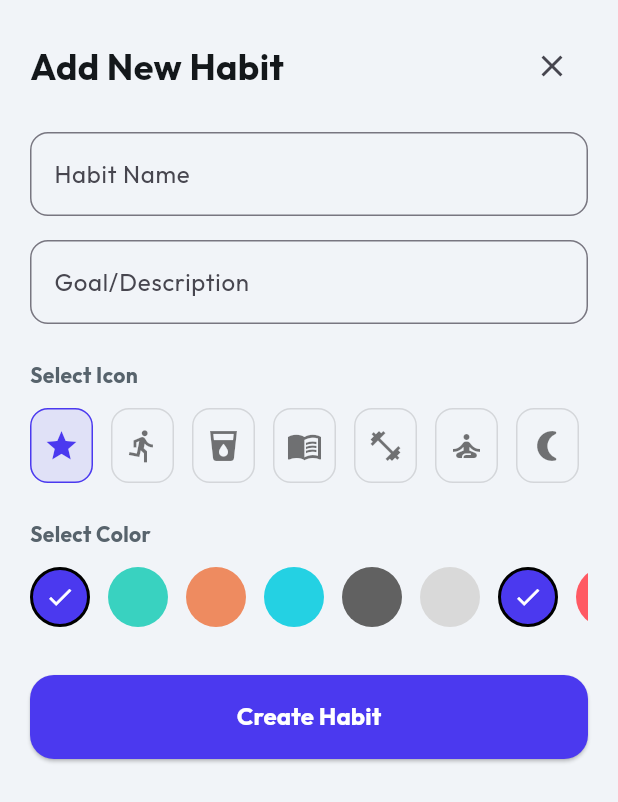
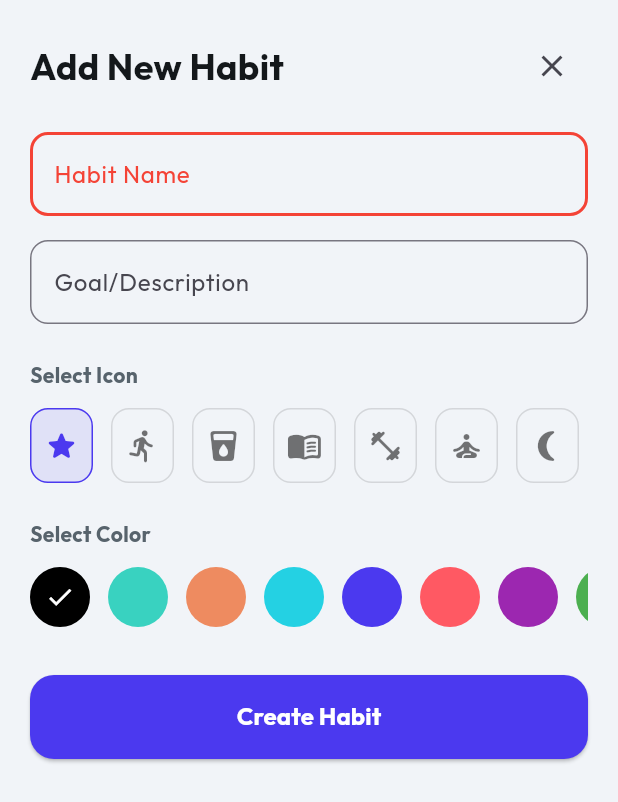
Before and after one commit to SurajChaurasia84/Level-Up, a Flutter app: the AddHabitModal widget shown alone on an empty page, opened directly, after a tap on "Create Habit", on a phone screen of 412 x 824 dp. Shown: the top 802 px of the screen. Run offline on Flutter 3.47's test engine with Material 3 defaults, Android fonts, the phone set to English and light mode, and no system bars; our stand-ins replace google_fonts, image_cropper, image_picker, shared_preferences; accounts and stored records are empty.

Commit message:
feat: improve Add Habit modal UI and functionality

```diff
--- a/lib/widgets/add_habit_modal.dart
+++ b/lib/widgets/add_habit_modal.dart
@@ -2,6 +2,7 @@ import 'package:flutter/material.dart';
 import 'package:provider/provider.dart';
 import '../providers/habit_provider.dart';
 import '../theme/app_theme.dart';
+import 'dart:math';
 
 class AddHabitModal extends StatefulWidget {
   const AddHabitModal({super.key});
@@ -10,11 +11,41 @@ class AddHabitModal extends StatefulWidget {
   State<AddHabitModal> createState() => _AddHabitModalState();
 }
 
-class _AddHabitModalState extends State<AddHabitModal> {
+class _AddHabitModalState extends State<AddHabitModal> with SingleTickerProviderStateMixin {
   final _nameController = TextEditingController();
   final _descController = TextEditingController();
   String _selectedIcon = 'star';
-  Color _selectedColor = AppTheme.primaryColor;
+  Color _selectedColor = Colors.black;
+  bool _hasError = false;
+
+  late AnimationController _shakeController;
+  late Animation<double> _shakeAnimation;
+
+  @override
+  void initState() {
+    super.initState();
+    _shakeController = AnimationController(
+      duration: const Duration(milliseconds: 300),
+      vsync: this,
+    );
+
+    _shakeAnimation = Tween<double>(begin: 0.0, end: 1.0).animate(_shakeController);
+  }
+
+  @override
+  void dispose() {
+    _shakeController.dispose();
+    _nameController.dispose();
+    _descController.dispose();
+    super.dispose();
+  }
+
+  void _shake() {
+    _shakeController.forward(from: 0.0);
+    setState(() {
+      _hasError = true;
+    });
+  }
 
   final List<String> _icons = [
     'star',
@@ -27,31 +58,54 @@ class _AddHabitModalState extends State<AddHabitModal> {
     'restaurant',
     'code',
     'payments',
+    'pool',
+    'pedal_bike',
+    'brush',
+    'language',
+    'spa',
+    'work',
+    'pets',
+    'sunny',
+    'music_note',
+    'hiking',
   ];
 
   final List<Color> _colors = [
-    AppTheme.primaryColor,
+    Colors.black,
     const Color(0xFF39D2C0),
     const Color(0xFFEE8B60),
     const Color(0xFF24D1E3),
-    const Color(0xFF616161),
-    const Color(0xFFD9D9D9),
     const Color(0xFF4B39EF),
     const Color(0xFFFF5963),
+    const Color(0xFF9C27B0), // Purple
+    const Color(0xFF4CAF50), // Green
+    const Color(0xFFFFC107), // Amber
+    const Color(0xFF3F51B5), // Indigo
+    const Color(0xFFE91E63), // Pink
   ];
 
   IconData _getIconData(String name) {
     switch (name) {
-      case 'directions_run': return Icons.directions_run;
-      case 'local_drink': return Icons.local_drink;
-      case 'menu_book': return Icons.menu_book;
-      case 'fitness_center': return Icons.fitness_center;
-      case 'self_improvement': return Icons.self_improvement;
-      case 'nightlight_round': return Icons.nightlight_round;
-      case 'restaurant': return Icons.restaurant;
-      case 'code': return Icons.code;
-      case 'payments': return Icons.payments;
-      default: return Icons.star;
+      case 'directions_run': return Icons.directions_run_rounded;
+      case 'local_drink': return Icons.local_drink_rounded;
+      case 'menu_book': return Icons.menu_book_rounded;
+      case 'fitness_center': return Icons.fitness_center_rounded;
+      case 'self_improvement': return Icons.self_improvement_rounded;
+      case 'nightlight_round': return Icons.nightlight_round_rounded;
+      case 'restaurant': return Icons.restaurant_rounded;
+      case 'code': return Icons.code_rounded;
+      case 'payments': return Icons.payments_rounded;
+      case 'pool': return Icons.pool_rounded;
+      case 'pedal_bike': return Icons.pedal_bike_rounded;
+      case 'brush': return Icons.brush_rounded;
+      case 'language': return Icons.language_rounded;
+      case 'spa': return Icons.spa_rounded;
+      case 'work': return Icons.work_rounded;
+      case 'pets': return Icons.pets_rounded;
+      case 'sunny': return Icons.sunny;
+      case 'music_note': return Icons.music_note_rounded;
+      case 'hiking': return Icons.hiking_rounded;
+      default: return Icons.star_rounded;
     }
   }
 
@@ -82,12 +136,47 @@ class _AddHabitModalState extends State<AddHabitModal> {
             ],
           ),
           const SizedBox(height: 20),
-          TextField(
-            controller: _nameController,
-            decoration: InputDecoration(
-              labelText: "Habit Name",
-              hintText: "e.g. Read for 20 mins",
-              border: OutlineInputBorder(borderRadius: BorderRadius.circular(12)),
+          AnimatedBuilder(
+            animation: _shakeAnimation,
+            builder: (context, child) {
+              final double offset = sin(_shakeAnimation.value * pi * 4) * 8;
+              return Transform.translate(
+                offset: Offset(offset, 0),
+                child: child,
+              );
+            },
+            child: TextField(
+              controller: _nameController,
+              textCapitalization: TextCapitalization.sentences,
+              decoration: InputDecoration(
+                labelText: "Habit Name",
+                hintText: "e.g. Read for 20 mins",
+                border: OutlineInputBorder(
+                  borderRadius: BorderRadius.circular(12),
+                  borderSide: BorderSide(
+                    color: _hasError ? Colors.red : Colors.grey.shade300,
+                    width: _hasError ? 2 : 1,
+                  ),
+                ),
+                enabledBorder: OutlineInputBorder(
+                  borderRadius: BorderRadius.circular(12),
+                  borderSide: BorderSide(
+                    color: _hasError ? Colors.red : Colors.grey.shade300,
+                    width: _hasError ? 2 : 1,
+                  ),
+                ),
+                focusedBorder: OutlineInputBorder(
+                  borderRadius: BorderRadius.circular(12),
+                  borderSide: BorderSide(
+                    color: _hasError ? Colors.red : AppTheme.primaryColor,
+                    width: 2,
+                  ),
+                ),
+                labelStyle: TextStyle(color: _hasError ? Colors.red : null),
+              ),
+              onChanged: (value) {
+                if (_hasError) setState(() => _hasError = false);
+              },
             ),
           ),
           const SizedBox(height: 16),
@@ -175,6 +264,8 @@ class _AddHabitModalState extends State<AddHabitModal> {
                     _selectedColor.value,
                   );
                   Navigator.pop(context);
+                } else {
+                  _shake();
                 }
               },
               style: ElevatedButton.styleFrom(
```
